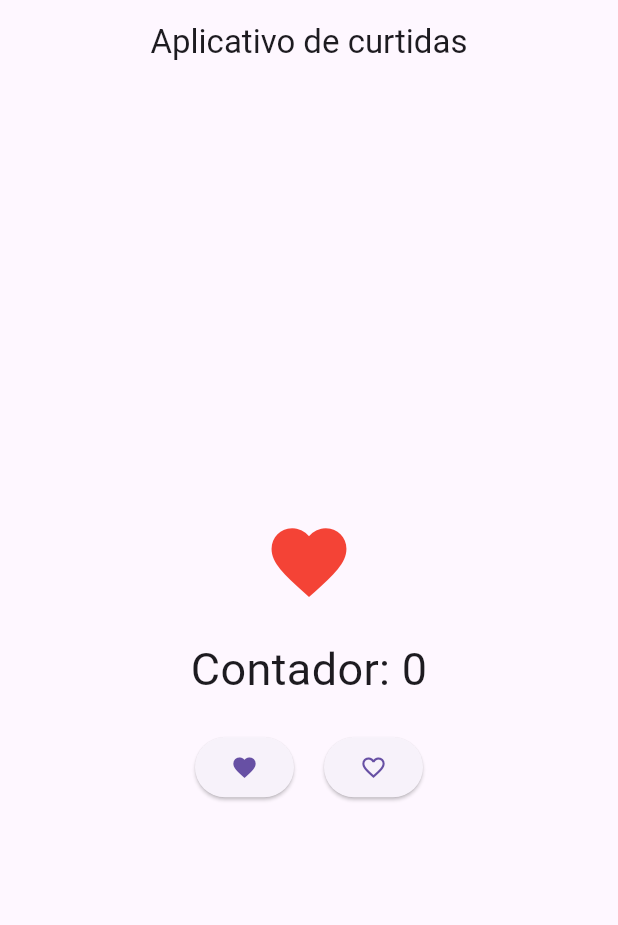
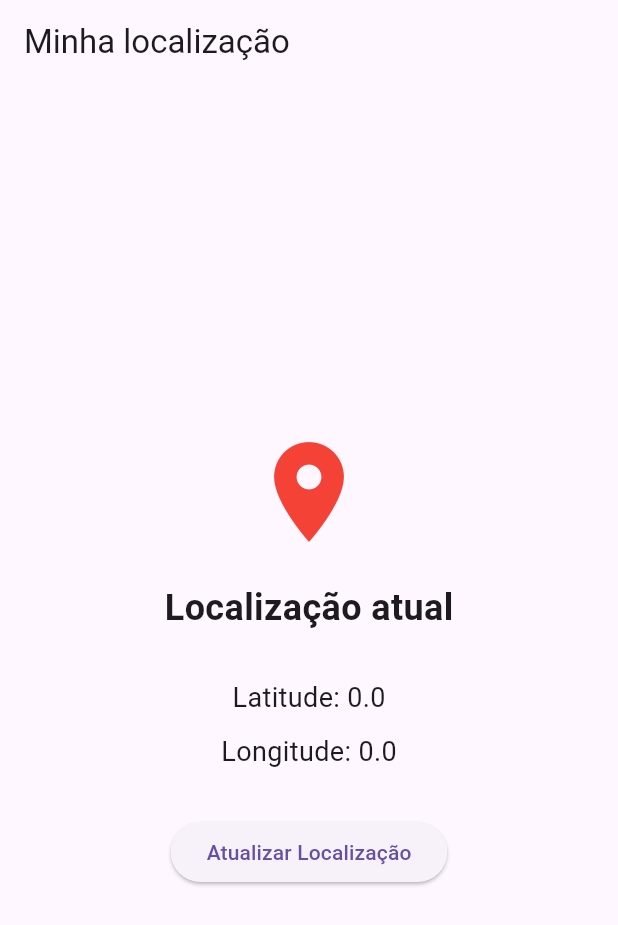
Before and after one commit to bywoliveira/helloworld, a Flutter app: the screen it shows after launch, on a phone screen of 412 x 824 dp. Shown: the top 925 px of the screen. Run offline on Flutter 3.47's test engine with Material 3 defaults, Android fonts, the phone set to English and light mode, and no system bars; our stand-ins replace geolocator, go_router, shared_preferences.

Commit message:
GPS - 25/08/26

```diff
--- a/lib/main.dart
+++ b/lib/main.dart
@@ -1,74 +1,104 @@
 import 'package:flutter/material.dart';
+import 'package:geolocator/geolocator.dart';
 
 void main() {
-  runApp(MyApp());
+  runApp(const MeuApp());
 }
 
-class MyApp extends StatelessWidget {
-  const MyApp({super.key});
-
+class MeuApp extends StatelessWidget {
+  const MeuApp({super.key});
   @override
   Widget build(BuildContext context) {
-    return MaterialApp(home: ContadorTela());
+    return MaterialApp(
+      debugShowCheckedModeBanner: false,
+      title: 'Minha localização',
+      home: const LocalizacaoPage(),
+    );
   }
 }
 
-class ContadorTela extends StatefulWidget {
-  const ContadorTela({super.key});
+class LocalizacaoPage extends StatefulWidget {
+  const LocalizacaoPage({super.key});
 
   @override
-  _ContadorTelaState createState() => _ContadorTelaState();
+  State<LocalizacaoPage> createState() => _LocalizacaoPageState();
 }
 
-class _ContadorTelaState extends State<ContadorTela> {
-  int contador = 0;
-  void incrementar() {
-    setState(() {
-      contador++;
-    });
+class _LocalizacaoPageState extends State<LocalizacaoPage> {
+  double latitude = 0;
+  double longitude = 0;
+
+  Future<void> buscarLocalizacao() async {
+    bool servicoAtivo = await Geolocator.isLocationServiceEnabled();
+
+    if (!servicoAtivo) {
+      await Geolocator.openLocationSettings();
+      return;
     }
 
-  void tirar() {
-    setState(() {
-      contador--;
-      if (contador < 0) {
-        contador = 0;
+    LocationPermission permissao = await Geolocator.checkPermission();
+
+    if (permissao == LocationPermission.denied) {
+      permissao = await Geolocator.requestPermission();
     }
+
+    if (permissao == LocationPermission.denied ||
+       permissao == LocationPermission.deniedForever) {
+        return;
+       }
+       Position posicao = await Geolocator.getCurrentPosition();
+
+       setState((){
+        latitude = posicao.latitude;
+        longitude = posicao.longitude;
        });
+
+       print('Latitude: $latitude');
+       print('Longitude: $longitude');
   }
 
   @override
-  Widget build(BuildContext context) {
+  Widget build(BuildContext context){
     return Scaffold(
-      appBar: AppBar(title: Text("Aplicativo de curtidas"), centerTitle: true),
+      appBar: AppBar(title: const Text("Minha localização")),
 
       body: Center(
+        child: Padding(
+          padding: const EdgeInsets.all(20),
           child: Column(
             mainAxisAlignment: MainAxisAlignment.center,
+            crossAxisAlignment:CrossAxisAlignment.center,
+
             children: [
-            Icon(Icons.favorite, size: 60, color: Colors.red),
-            SizedBox(width: 20, height: 20),
-            Text("Contador: $contador", style: TextStyle(fontSize: 30)),
+               const Icon(Icons.location_on, size: 80, color:   Colors.red),
 
-            SizedBox(height: 20),
+               const SizedBox(height: 20),
 
-            Row(
-              mainAxisAlignment: MainAxisAlignment.center,
-              children: [
-                ElevatedButton(
-                  onPressed: incrementar,
-                  child: Icon(Icons.favorite),
+               const Text(
+                'Localização atual',
+                style: TextStyle(fontSize: 24, fontWeight: FontWeight.bold)
                ),
 
-                SizedBox(width: 20),
+               const SizedBox(height: 30),
+
+               Text('Latitude: $latitude',style: const TextStyle(fontSize: 18)),
+
+               const SizedBox(height: 10),
+
+               Text(
+                'Longitude: $longitude',
+
+                style: const TextStyle(fontSize: 18) ,
+               ),
+
+               const SizedBox(height: 30),
 
                ElevatedButton(
-                  onPressed: tirar,
-                  child: Icon(Icons.favorite_border),
+                onPressed: buscarLocalizacao,
+                child: const Text('Atualizar Localização')
                ),
              ],
            ),
-          ],
           ),
         ),
       );
--- a/pubspec.yaml
+++ b/pubspec.yaml
@@ -37,6 +37,7 @@ dependencies:
   # Use with the CupertinoIcons class for iOS style icons.
   cupertino_icons: ^1.0.8
   shared_preferences: ^2.5.5
+  geolocator: ^14.0.3
 
 dev_dependencies:
   flutter_test:
```
Also changed, not shown: pubspec.lock, 5 other files. Lines whose indentation alone changed are shown as unchanged.
